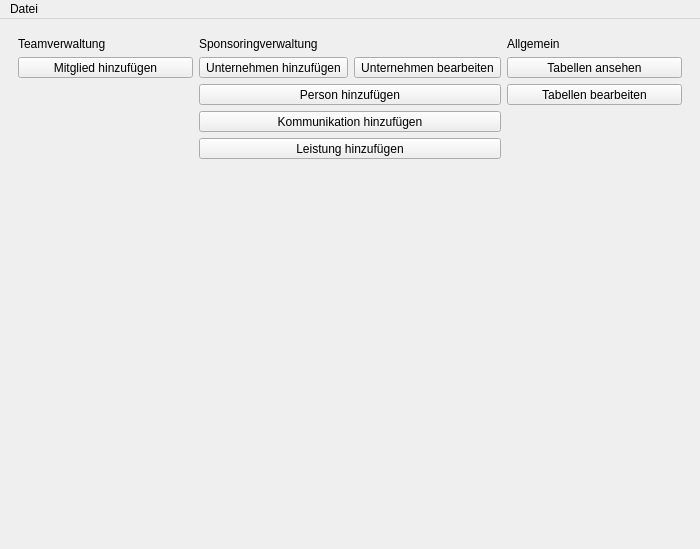
Above: mainwindow.ui from green-lion-racing/glr-database before the change. Below: the same form after it.
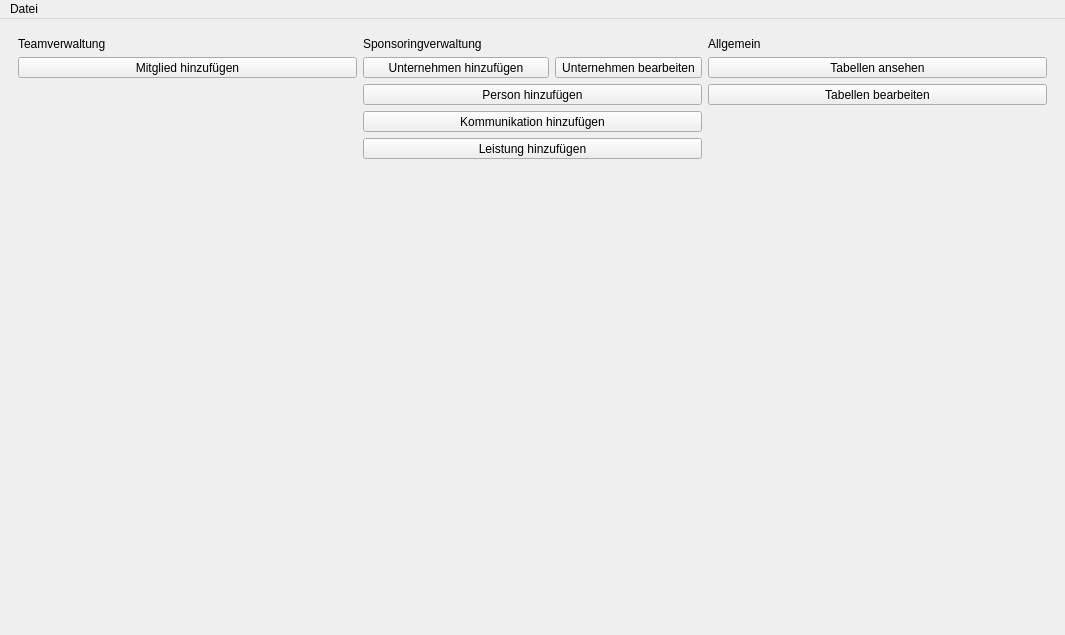
That is the form after the change.

Commit message: fix design issues

```diff
--- a/mainwindow.ui
+++ b/mainwindow.ui
@@ -6,8 +6,8 @@
    <rect>
     <x>0</x>
     <y>0</y>
-    <width>700</width>
-    <height>549</height>
+    <width>1065</width>
+    <height>635</height>
    </rect>
   </property>
   <property name="windowTitle">
@@ -406,8 +406,8 @@
     <rect>
      <x>0</x>
      <y>0</y>
-     <width>700</width>
-     <height>17</height>
+     <width>1065</width>
+     <height>21</height>
     </rect>
    </property>
    <widget class="QMenu" name="menuDatei">
```
Left out of the diff: 6 changed lines with no effect on the pictures. The commit also changes 7 other files.
